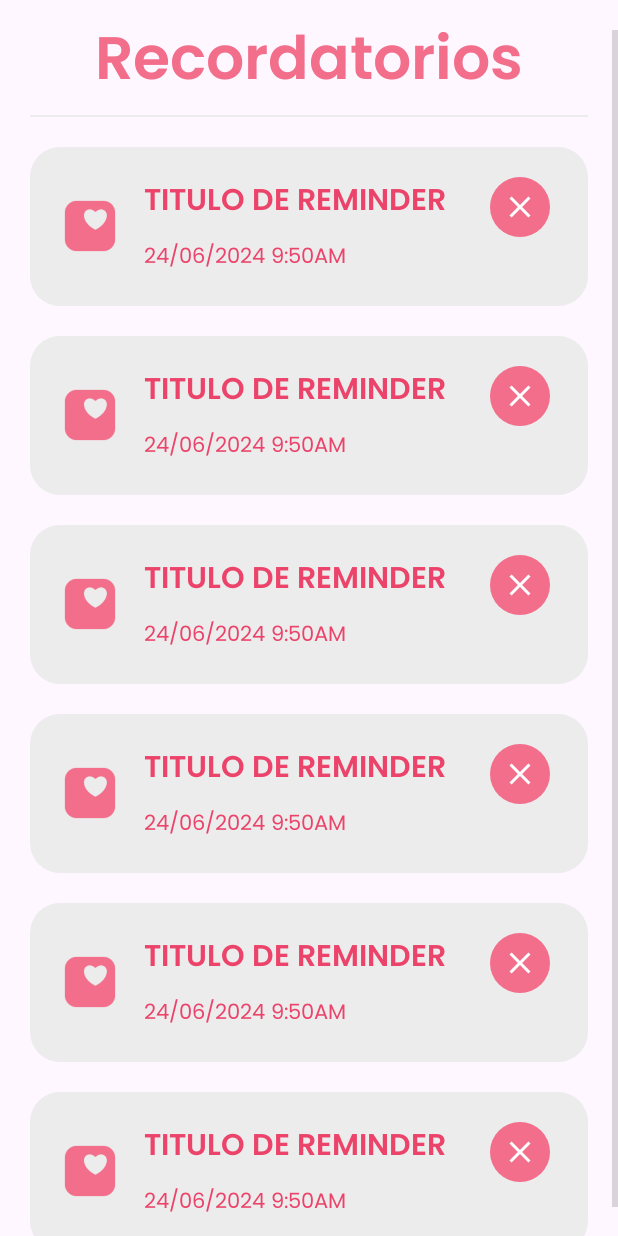
After one commit to fairyofshampoo/CycleCare, an Android app: the layout activity_reminders.xml on its own in the app's theme, with its tools: preview values and no code run, on a phone screen of 412 x 824 dp. The commit adds this screen. Run offline under Robolectric (Android 15) with nearby library versions, the phone set to English and light mode, and no system bars.

Commit message:
feat (reminders) remidners list UI

```diff
--- a/CycleCare/app/src/main/AndroidManifest.xml
+++ b/CycleCare/app/src/main/AndroidManifest.xml
@@ -15,6 +15,9 @@
         android:theme="@style/Theme.CycleCare"
         android:usesCleartextTraffic="true"
         tools:targetApi="31">
+        <activity
+            android:name=".activities.register_reminder.RemindersActivity"
+            android:exported="false" />
         <activity
             android:name=".activities.cycle_log.CycleLogActivity"
             android:exported="false" />
--- /dev/null
+++ b/CycleCare/app/src/main/java/com/ikariscraft/cyclecare/activities/register_reminder/RemindersActivity.java
@@ -0,0 +1,16 @@
+package com.ikariscraft.cyclecare.activities.register_reminder;
+
+import androidx.appcompat.app.AppCompatActivity;
+
+import android.os.Bundle;
+
+import com.ikariscraft.cyclecare.R;
+
+public class RemindersActivity extends AppCompatActivity {
+
+    @Override
+    protected void onCreate(Bundle savedInstanceState) {
+        super.onCreate(savedInstanceState);
+        setContentView(R.layout.activity_reminders);
+    }
+}
--- /dev/null
+++ b/CycleCare/app/src/main/res/layout/activity_reminders.xml
@@ -0,0 +1,43 @@
+<?xml version="1.0" encoding="utf-8"?>
+<layout xmlns:android="http://schemas.android.com/apk/res/android"
+    xmlns:app="http://schemas.android.com/apk/res-auto"
+    xmlns:tools="http://schemas.android.com/tools">
+
+    <data>
+
+    </data>
+    <ScrollView
+        android:layout_width="match_parent"
+        android:layout_height="match_parent">
+        <LinearLayout
+            android:layout_width="match_parent"
+            android:layout_height="wrap_content"
+            android:gravity="center_horizontal"
+            android:orientation="vertical"
+            android:layout_margin="20dp">
+
+            <TextView
+                style="@style/TitleTextViewStyle"
+                android:layout_width="wrap_content"
+                android:layout_height="wrap_content"
+                android:layout_marginTop="10dp"
+                android:text="Recordatorios"/>
+
+            <View
+                android:layout_width="match_parent"
+                android:layout_height="1dp"
+                android:background="@color/light_gray"
+                android:layout_marginBottom="10dp"/>
+
+
+            <androidx.recyclerview.widget.RecyclerView
+                android:id="@+id/reminders_recycler"
+                android:layout_width="match_parent"
+                android:layout_height="wrap_content"
+                tools:itemCount="15"
+                tools:listitem="@layout/reminder_list_item" />
+
+        </LinearLayout>
+    </ScrollView>
+
+</layout>
--- a/CycleCare/app/src/main/res/layout/reminder_list_item.xml
+++ b/CycleCare/app/src/main/res/layout/reminder_list_item.xml
@@ -9,6 +9,8 @@
         android:layout_width="match_parent"
         android:layout_height="wrap_content"
         android:padding="20dp"
+        android:layout_marginTop="10dp"
+        android:layout_marginBottom="10dp"
         android:background="@drawable/rounded_rectangle">
 
         <!-- Title and Date -->
```
